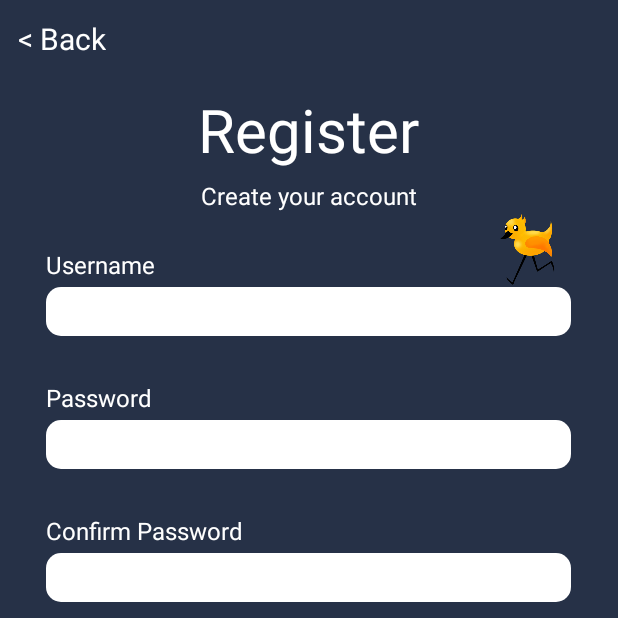
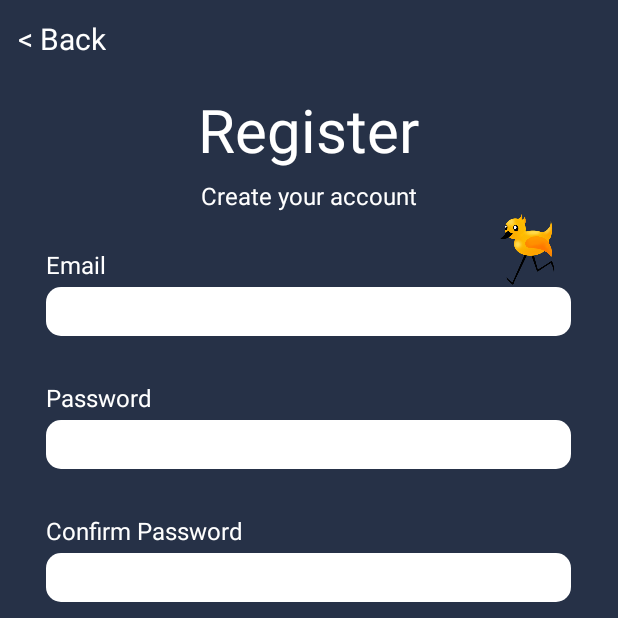
Before and after one commit to jake1970/BirdTrail_OPSC7312, an Android app: the screen it shows after launch (SignUp), after a tap on "Sign Up", on a phone screen of 412 x 824 dp, the top half of it. Run offline under Robolectric (Android 15) with nearby library versions, the phone set to English and light mode, and no system bars.

Commit message:
Added Sign In and Sign Up

```diff
--- a/app/src/main/java/com/example/birdtrail_opsc7312/GlobalClass.kt
+++ b/app/src/main/java/com/example/birdtrail_opsc7312/GlobalClass.kt
@@ -15,7 +15,7 @@ class GlobalClass: Application()
     companion object
     {
         @RequiresApi(Build.VERSION_CODES.O)
-        var currentUser = UserObservationDataClass()
+        var currentUser = UserDataClass()
 
         var hotspots = arrayListOf<eBirdJson2KtKotlin>()
         var userObservations = arrayListOf<UserObservationDataClass>()
@@ -39,7 +39,7 @@ class GlobalClass: Application()
             userData.add(
                 UserDataClass(
                     userID = 1,
-                    username = "User1",
+                    email = "User1",
                     password = "Password1",
                     questionID = 1,
                     securityanswer = "Gordan",
@@ -52,7 +52,7 @@ class GlobalClass: Application()
             userData.add(
                 UserDataClass(
                     userID = 2,
-                    username = "User2",
+                    email = "User2",
                     password = "Password2",
                     questionID = 1,
                     securityanswer = "Jordan",
@@ -65,7 +65,7 @@ class GlobalClass: Application()
             userData.add(
                 UserDataClass(
                     userID = 3,
-                    username = "User3",
+                    email = "User3",
                     password = "Password3",
                     questionID = 1,
                     securityanswer = "Heaven",
--- a/app/src/main/res/layout/activity_sign_up.xml
+++ b/app/src/main/res/layout/activity_sign_up.xml
@@ -55,20 +55,21 @@
 
         <LinearLayout
             android:layout_width="350dp"
+            android:id="@+id/llFields"
             android:layout_height="wrap_content"
             android:orientation="vertical"
             >
 
             <TextView
-                android:id="@+id/tvUsername"
+                android:id="@+id/tvEmail"
                 android:layout_width="wrap_content"
                 android:layout_height="wrap_content"
-                android:text="@string/usernameText"
+                android:text="@string/emailText"
                 android:textColor="@color/white"
                 android:textSize="16dp"/>
 
             <EditText
-                android:id="@+id/etUsername"
+                android:id="@+id/etEmail"
                 android:layout_width="match_parent"
                 android:layout_height="wrap_content"
                 android:background="@drawable/palette_full_10"
--- a/app/src/main/res/layout/sign_in.xml
+++ b/app/src/main/res/layout/sign_in.xml
@@ -51,15 +51,15 @@
             android:layout_marginTop="80dp">
 
             <TextView
-                android:id="@+id/tvUsername"
+                android:id="@+id/tvEmail"
                 android:layout_width="wrap_content"
                 android:layout_height="wrap_content"
-                android:text="@string/usernameText"
+                android:text="@string/emailText"
                 android:textColor="@color/white"
                 android:textSize="16dp"/>
 
             <EditText
-                android:id="@+id/etUsername"
+                android:id="@+id/etEmail"
                 android:layout_width="match_parent"
                 android:layout_height="wrap_content"
                 android:background="@drawable/palette_full_10"
--- a/app/src/main/res/values/strings.xml
+++ b/app/src/main/res/values/strings.xml
@@ -7,7 +7,7 @@
     <string name="backText">&lt; Back</string>
     <string name="welcomeBackText">Welcome Back</string>
     <string name="signInInstructions">Login to your account</string>
-    <string name="usernameText">Username</string>
+    <string name="emailText">Email</string>
     <string name="passwordText">Password</string>
     <string name="rememberMeText">Remember Me</string>
     <string name="forgotPasswordText">Forgot Password?</string>
@@ -59,6 +59,19 @@
     <string name="errorText">Error</string>
     <string name="sightingsAmountText">Sighted:</string>
     <string name="totalAmountText">Total:</string>
+    <string name="failedSignIn">Sign In Failed</string>
+    <string name="incorrectEmailPassCombo">Incorrect Email/Password Combination</string>
+    <string name="failedSignUp">Sign Up Failed</string>
+    <string name="completedSignUp">Sign Up Completed</string>
+    <string name="instructToSignIn">Please Sign In to Continue</string>
+    <string name="missingField">Missing</string>
+    <string name="passwordShort">Password too short, needs to be 8 or more characters</string>
+    <string name="passwordNeedsNumber">Password needs to contain at least 1 digit</string>
+    <string name="passwordNeedsLowerCase">Password needs to contain at least 1 lower case character</string>
+    <string name="passwordNeedsUpperCase">Password needs to contain at least 1 upper case character</string>
+    <string name="passwordNeedsToStartWithUpperCaseLetter">Password needs start with an upper case character</string>
+    <string name="passwordNeedsSpecialCharacter">Password needs to include one of the following special characters: -?!@#£$%+=&amp;</string>
+    <string name="passwordSpecialCharacters">-?!@#£$%+=&amp;</string>
 
 
     <string name="mapbox_access_token">pk.eyJ1Ijoic3QxMDA4MTgzOSIsImEiOiJjbG5lank2cmIwZHlyMmp0Y2h1c2VmZ2lkIn0.AU-LAXgDH6jTS1vHM9pfhw</string>
```
Also changed, not shown: app/src/main/java/com/example/birdtrail_opsc7312/SignIn.kt (+20 -2 lines), app/src/main/java/com/example/birdtrail_opsc7312/SignUp.kt (+46 -2 lines), app/src/main/java/com/example/birdtrail_opsc7312/UserDataClass.kt (+196 -3 lines).
